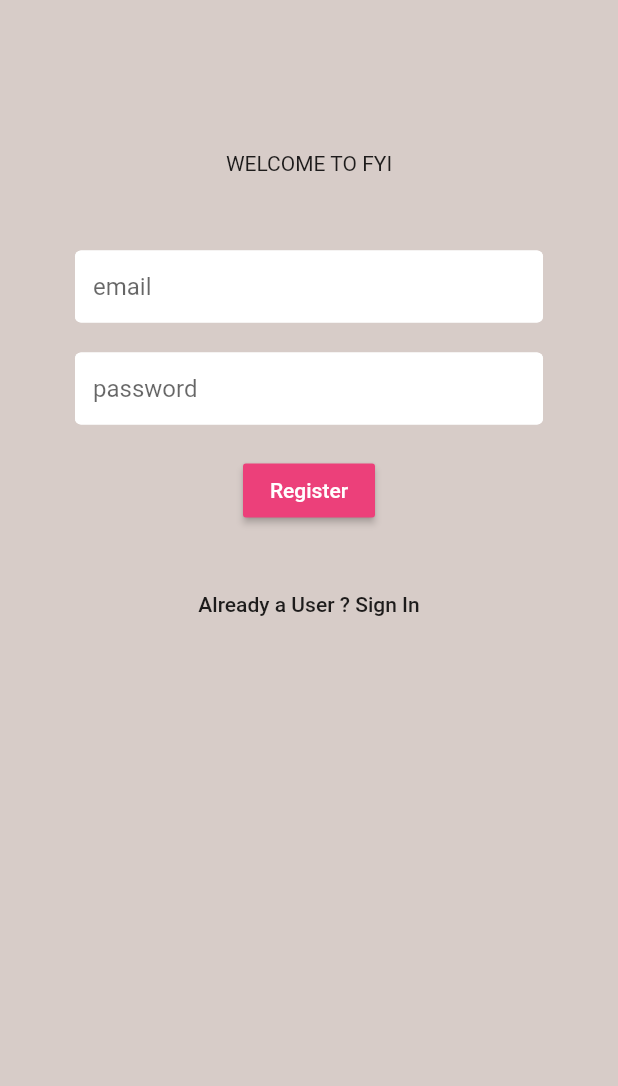
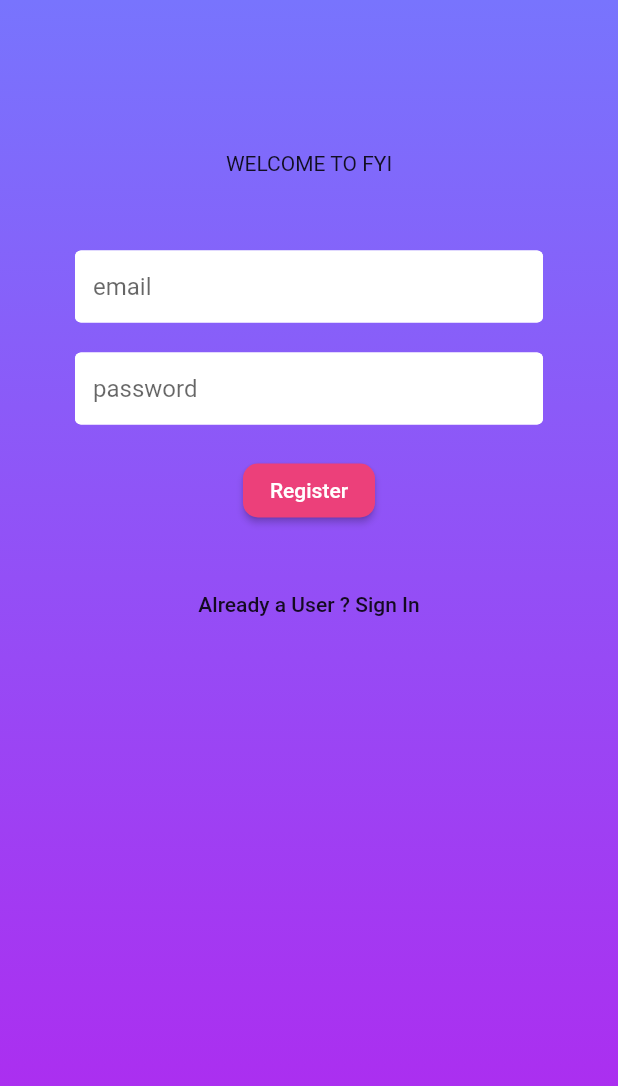
Before and after one commit to thecheesybit/fyi-flutter-app, a Flutter app: the screen it shows after launch, after a tap on "Sign In", after a tap on "Not Registered Yet! Sign Up", on a phone screen of 412 x 824 dp. Shown: the top 1086 px of the screen. Run offline on Flutter 3.47's test engine with Material 2 defaults, Android fonts, the phone set to English and light mode, and no system bars; our stand-ins replace firebase_auth, flutter_spinkit; accounts and stored records are empty.

Commit message:
changed pre screen & loading mode

```diff
--- a/lib/screens/pre/login.dart
+++ b/lib/screens/pre/login.dart
@@ -2,6 +2,9 @@ import 'package:flutter/material.dart';
 import 'package:fyi/auth/authPackage.dart';
 import 'package:fyi/shared/laoding.dart';
 import 'package:fyi/shared/funtions.dart';
+
+const double sizedBoxHeight = 10;
+
 
 class SignIn extends StatefulWidget {
   final Function toggleView;
@@ -21,6 +24,7 @@ class _SignInState extends State<SignIn> {
   String email = '';
   String password = '';
 
+
   @override
   Widget build(BuildContext context) {
     return loading
@@ -36,19 +40,18 @@ class _SignInState extends State<SignIn> {
               ),
             ),
             extendBodyBehindAppBar: true,
-            body: Container(
-              constraints: BoxConstraints.expand(),
+            body: SingleChildScrollView(
+              child: Column(
+                children: [
+                  Container(
+                    width: MediaQuery.of(context).size.width,
+                    height: MediaQuery.of(context).size.height,
                     decoration: BoxDecoration(
                       gradient: LinearGradient(
-                    begin: Alignment.topRight,
-                    end: Alignment.bottomLeft,
-                    colors: [Color(0xffc21500), Color(0xffffc500)]),
+                          begin: Alignment.topCenter,
+                          end: Alignment.bottomCenter,
+                          colors: [Color(0xff7874FD), Color(0xffB225EE)]),
                     ),
-              // decoration: BoxDecoration(
-              //   image: DecorationImage(
-              //       image: AssetImage("assets/images/b3.gif"),
-              //       fit: BoxFit.cover),
-              // ),
                     child: Column(
                       children: <Widget>[
                         Center(
@@ -63,27 +66,27 @@ class _SignInState extends State<SignIn> {
                           ),
                         ),
                         SizedBox(
-                    height: 10,
+                          height: sizedBoxHeight,
                         ),
                         Text('WELCOME TO FYI'),
                         Container(
-                    padding:
-                        EdgeInsets.symmetric(vertical: 50.0, horizontal: 50.0),
+                          padding: EdgeInsets.symmetric(
+                              vertical: 50.0, horizontal: 50.0),
                           child: Form(
                             key: _formKey,
                             child: Column(
                               children: <Widget>[
                                 //SizedBox(height: 10.0),
                                 TextFormField(
-                            decoration:
-                                textInputDecoration.copyWith(hintText: 'email'),
+                                  decoration: textInputDecoration.copyWith(
+                                      hintText: 'email'),
                                   validator: (val) =>
                                       val.isEmpty ? 'Enter an email' : null,
                                   onChanged: (val) {
                                     setState(() => email = val);
                                   },
                                 ),
-                          SizedBox(height: 20.0),
+                                SizedBox(height: sizedBoxHeight*2),
                                 TextFormField(
                                   obscureText: true,
                                   decoration: textInputDecoration.copyWith(
@@ -95,19 +98,20 @@ class _SignInState extends State<SignIn> {
                                     setState(() => password = val);
                                   },
                                 ),
-                          SizedBox(height: 20.0),
+                                SizedBox(height: sizedBoxHeight*2),
                                 RaisedButton(
                                     color: Colors.pink[400],
                                     child: Text(
                                       'Sign In',
                                       style: TextStyle(color: Colors.white),
                                     ),
+                                    shape: RoundedRectangleBorder(borderRadius: BorderRadius.circular(10)),
                                     elevation: 5.0,
                                     onPressed: () async {
                                       if (_formKey.currentState.validate()) {
                                         setState(() => loading = true);
-                                  dynamic result =
-                                      await _auth.signInWithEmailAndPassword(
+                                        dynamic result = await _auth
+                                            .signInWithEmailAndPassword(
                                                 email, password);
                                         if (result == null) {
                                           setState(() {
@@ -118,10 +122,11 @@ class _SignInState extends State<SignIn> {
                                         }
                                       }
                                     }),
-                          SizedBox(height: 12.0),
+                                SizedBox(height: sizedBoxHeight*1.2),
                                 Text(
                                   error,
-                            style: TextStyle(color: Colors.red, fontSize: 14.0),
+                                  style: TextStyle(
+                                      color: Colors.red, fontSize: 14.0),
                                 ),
                                 FlatButton(
                                   child: Text('Not Registered Yet! Sign Up'),
@@ -135,6 +140,9 @@ class _SignInState extends State<SignIn> {
                       ],
                     ),
                   ),
+                ],
+              ),
+            ),
           );
   }
 }
--- a/lib/screens/pre/register.dart
+++ b/lib/screens/pre/register.dart
@@ -36,13 +36,18 @@ class _RegisterState extends State<Register> {
               ),
             ),
             extendBodyBehindAppBar: true,
-            body: Container(
-              constraints: BoxConstraints.expand(),
-              // decoration: BoxDecoration(
-              //   image: DecorationImage(
-              //       image: AssetImage("assets/images/b3.gif"),
-              //       fit: BoxFit.cover),
-              // ),
+            body: SingleChildScrollView(
+                          child: Column(
+                children: [
+                  Container(
+                    width: MediaQuery.of(context).size.width,
+                          height: MediaQuery.of(context).size.height,
+                          decoration: BoxDecoration(
+                            gradient: LinearGradient(
+                                begin: Alignment.topCenter,
+                                end: Alignment.bottomCenter,
+                                colors: [Color(0xff7874FD), Color(0xffB225EE)]),
+                          ),
                     child: Column(
                       children: <Widget>[
                         Center(
@@ -95,6 +100,7 @@ class _RegisterState extends State<Register> {
                                       'Register',
                                       style: TextStyle(color: Colors.white),
                                     ),
+                                     shape: RoundedRectangleBorder(borderRadius: BorderRadius.circular(10)),
                                     onPressed: () async {
                                       if (_formKey.currentState.validate()) {
                                         setState(() => loading = true);
@@ -127,6 +133,9 @@ class _RegisterState extends State<Register> {
                       ],
                     ),
                   ),
+                ],
+              ),
+            ),
           );
   }
 }
--- a/lib/shared/laoding.dart
+++ b/lib/shared/laoding.dart
@@ -5,13 +5,16 @@ class Loading extends StatelessWidget {
   @override
   Widget build(BuildContext context) {
     return Container(
-      // constraints: BoxConstraints.expand(),
-      //         decoration: BoxDecoration(
-      //           // image: DecorationImage(
-      //           //     image: AssetImage("assets/images/b3.gif"),
-      //           //     fit: BoxFit.cover),
-      //         ),
-      color: Colors.white,
+      constraints: BoxConstraints.expand(),
+              decoration: BoxDecoration(
+                      gradient: LinearGradient(
+                          begin: Alignment.topCenter,
+                          end: Alignment.bottomCenter,
+                          colors: [Color(0xff7874FD), Color(0xffB225EE)]),
+                    ),
+                // image: DecorationImage(
+                //     image: AssetImage("assets/images/b3.gif"),
+                //     fit: BoxFit.cover),
       child: Center(
         child: SpinKitWave(
           color: Colors.pink[400],
```
Lines whose indentation alone changed are shown as unchanged.
